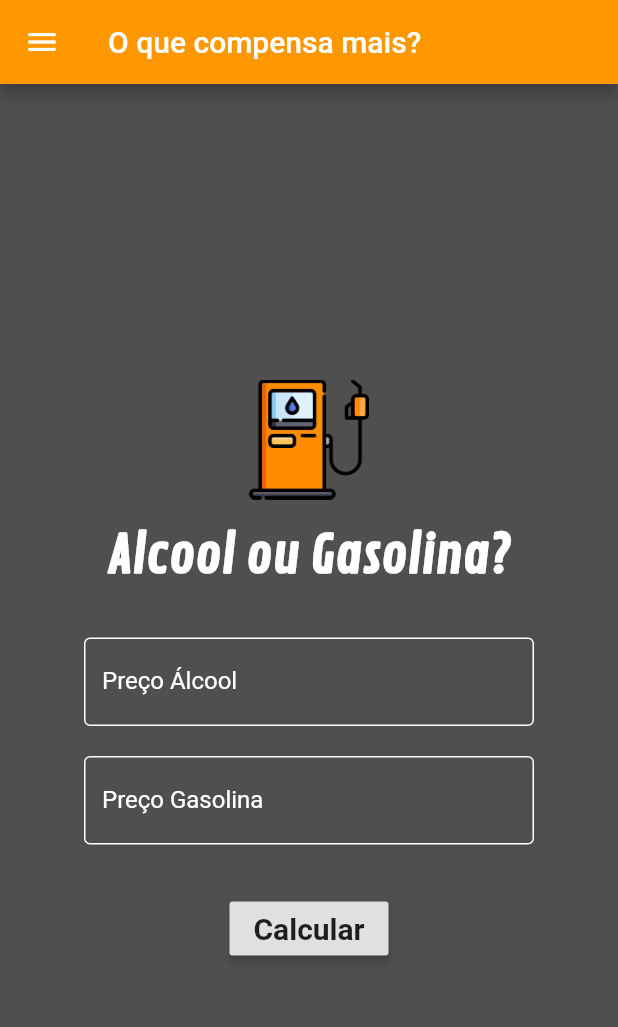
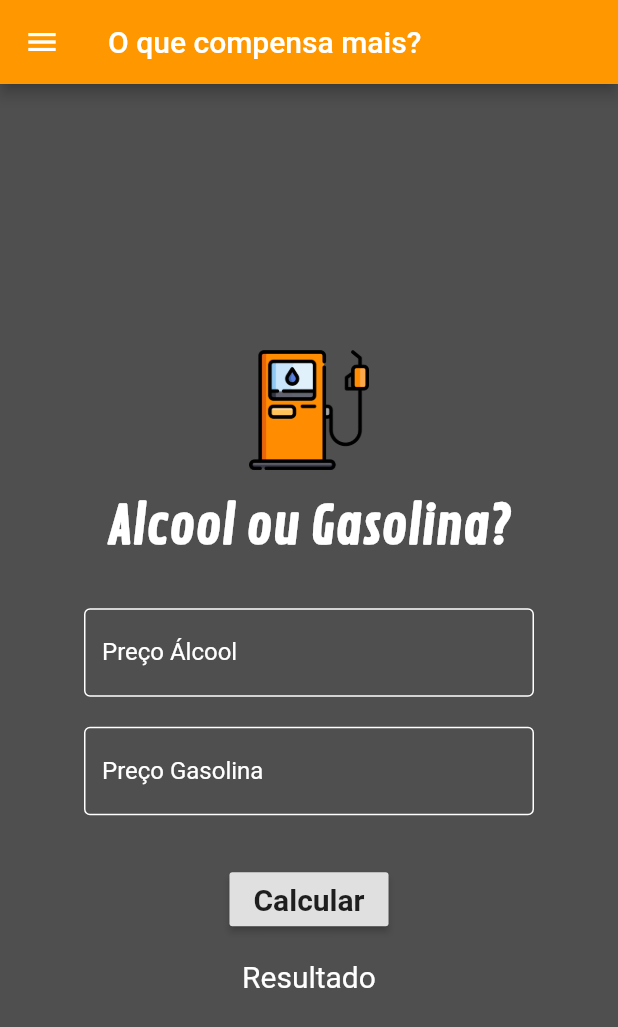
Before and after one commit to Luis-Honorato/alcool_gasolina, a Flutter app: the screen it shows after launch, on a phone screen of 412 x 824 dp. Shown: the top 1027 px of the screen. Run offline on Flutter 3.47's test engine with Material 2 defaults, Android fonts, the phone set to English and light mode, and no system bars; missing offline and left inert: dart:ffi.

```diff
--- a/lib/calc.dart
+++ b/lib/calc.dart
@@ -11,6 +11,11 @@ class Calc extends StatefulWidget {
 }
 
 class _CalcState extends State<Calc> {
+
+  TextEditingController _controllerAlcool = TextEditingController();
+  TextEditingController _controllerGasolina = TextEditingController();
+
+
   @override
   Widget build(BuildContext context) {
     return Scaffold(
@@ -34,7 +39,8 @@ class _CalcState extends State<Calc> {
       ),
 
       body: Center(
-        child: Column(
+        child: SingleChildScrollView(
+          child: Column(
         crossAxisAlignment: CrossAxisAlignment.center,
         mainAxisAlignment: MainAxisAlignment.center,
 
@@ -78,6 +84,7 @@ class _CalcState extends State<Calc> {
                       borderSide: BorderSide(color: Colors.white)
                       )
                    ),
+                   controller: _controllerAlcool,
                   ),
                 ),
 
@@ -100,6 +107,7 @@ class _CalcState extends State<Calc> {
                       style: TextStyle(
                       color: Colors.white
                     ),
+                    controller: _controllerGasolina,
                   ),
                 )
               ],
@@ -117,9 +125,21 @@ class _CalcState extends State<Calc> {
                fontWeight: FontWeight.bold
              ),
             )
+          ),
+          Padding(
+            padding: EdgeInsets.only(top: 16),
+            child: Text(
+              "Resultado",
+              style: TextStyle(
+                color: Colors.white,
+                fontSize: 20,
+              ),
+              textAlign: TextAlign.justify,
+            ),
           )
         ],
        ),
+       )
       )
     );
   }
```
Also changed, not shown: 11 other files.
